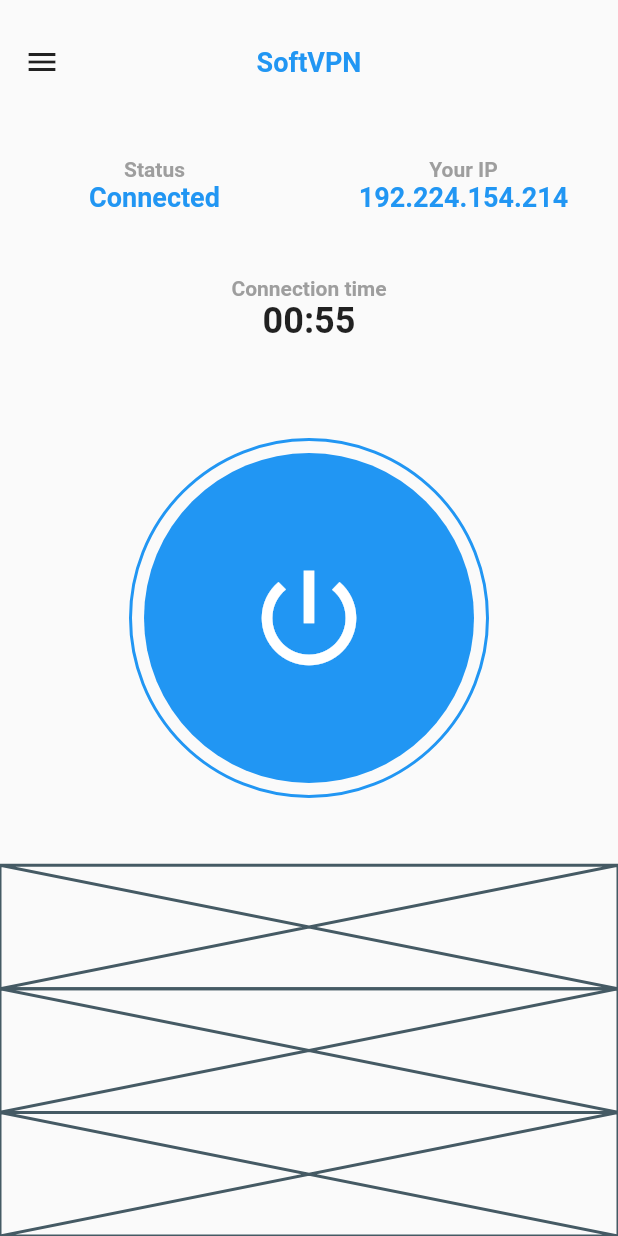
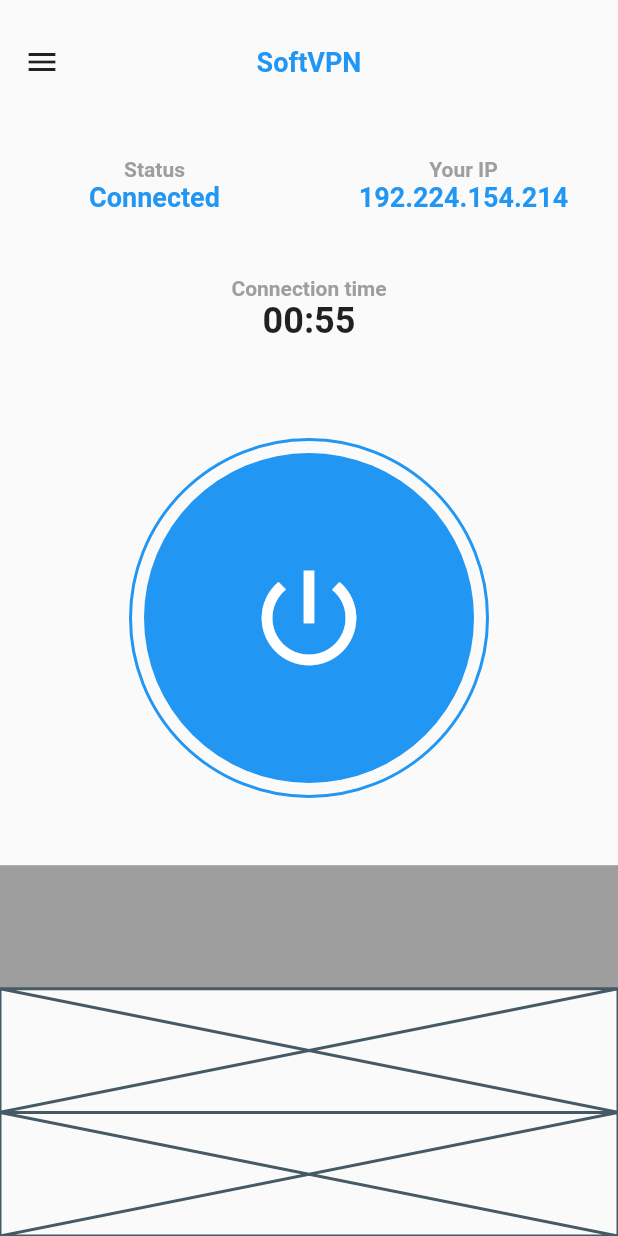
Before and after one commit to JAICHANGPARK/flutter_notebook_11th_story, a Flutter app: the screen it shows after launch, on a phone screen of 412 x 824 dp. Run offline on Flutter 3.47's test engine with Material 2 defaults, Android fonts, the phone set to English and light mode, and no system bars; our stand-ins replace backdrop, badges, flutter_inner_drawer, flutter_slidable, flutter_swiper, google_fonts.

Commit message:
Update vpn_home_page.dart

```diff
--- a/lib/ep721_vpn_mobile_app/ui/vpn_home_page.dart
+++ b/lib/ep721_vpn_mobile_app/ui/vpn_home_page.dart
@@ -133,7 +133,13 @@ class _VpnHomePageState extends State<VpnHomePage> {
             ),
             Expanded(
               flex: 2,
-              child: Placeholder(),
+              child: Center(
+                child: Container(
+                  decoration: BoxDecoration(
+                    color: Colors.grey
+                  ),
+                ),
+              ),
             ),
             Expanded(
               flex: 2,
```
